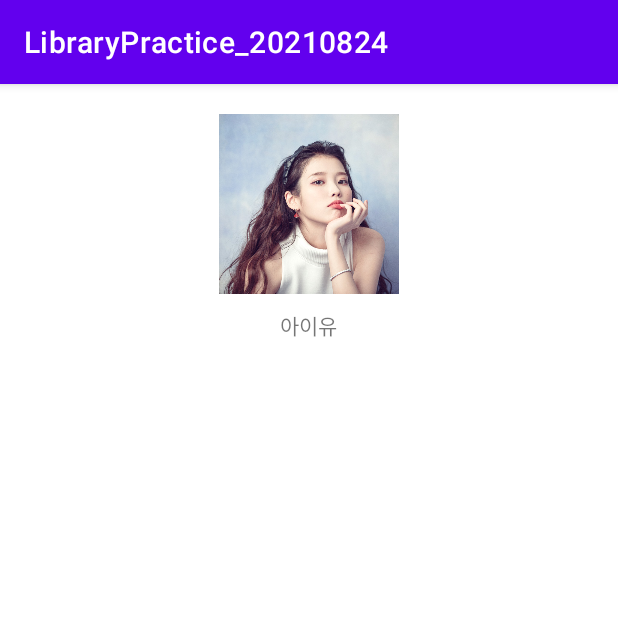
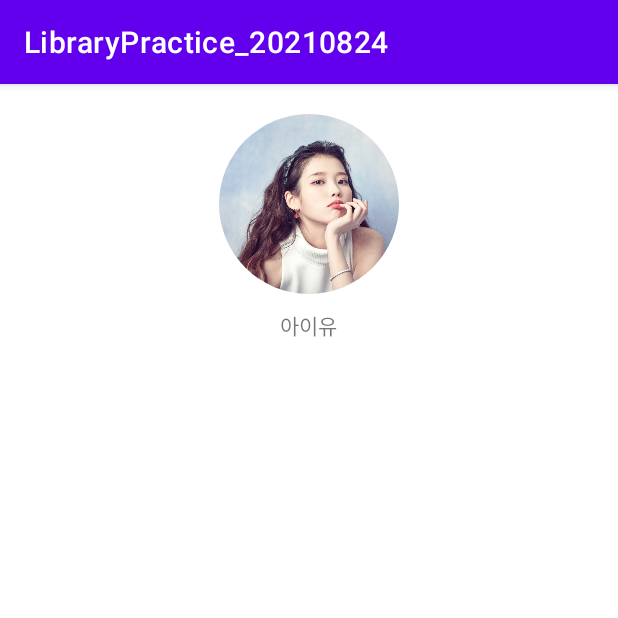
Before and after one commit to cho881020/LibraryPractice_20210824, an Android app: the screen it shows after launch (MainActivity), on a phone screen of 412 x 824 dp, the top half of it. Run offline under Robolectric (Android 15) with nearby library versions, the phone set to English and light mode, and no system bars; our stand-ins replace CircleImageView.

Commit message:
CircleImageView 설치 / xml 적용

```diff
--- a/app/build.gradle
+++ b/app/build.gradle
@@ -34,6 +34,7 @@ android {
 
 dependencies {
 
+    implementation 'de.hdodenhof:circleimageview:3.1.0'
     implementation 'androidx.core:core-ktx:1.6.0'
     implementation 'androidx.appcompat:appcompat:1.3.1'
     implementation 'com.google.android.material:material:1.4.0'
--- a/app/src/main/res/layout/activity_main.xml
+++ b/app/src/main/res/layout/activity_main.xml
@@ -14,7 +14,7 @@
         android:gravity="center"
         android:orientation="vertical">
 
-        <ImageView
+        <de.hdodenhof.circleimageview.CircleImageView
             android:layout_width="120dp"
             android:layout_height="120dp"
             android:src="@drawable/iu_pic" />
```
